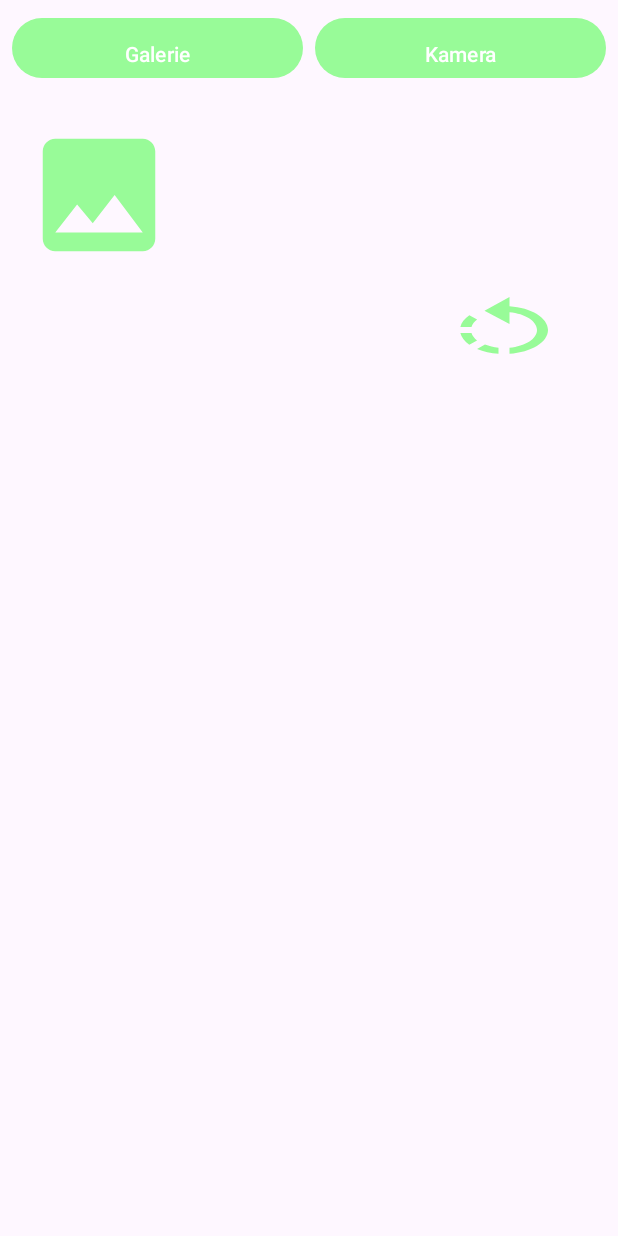
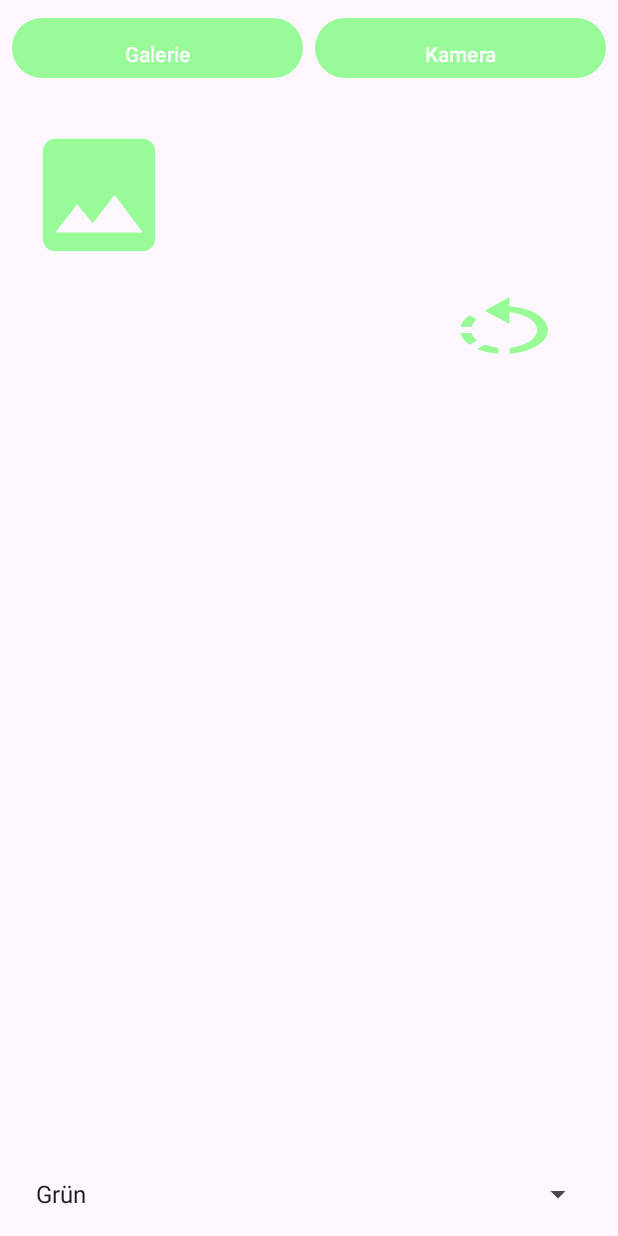
Before and after one commit to F3licious/openXcam, an Android app: the screen it shows after launch (MainActivity), after a tap on "Galerie", on a phone screen of 412 x 824 dp. Run offline under Robolectric (Android 15) with nearby library versions, the phone set to English and light mode, and no system bars.

Commit message:
-black/whitefilter -dropdown colour options

```diff
--- a/app/src/main/java/com/example/openxcam/GalleryFragment.kt
+++ b/app/src/main/java/com/example/openxcam/GalleryFragment.kt
@@ -3,13 +3,19 @@ import android.app.Activity
 import android.content.Intent
 import android.graphics.Bitmap
 import android.graphics.BitmapFactory
+import android.graphics.ColorMatrix
+import android.graphics.ColorMatrixColorFilter
 import android.net.Uri
 import android.os.Bundle
 import android.provider.MediaStore
 import android.view.LayoutInflater
 import android.view.View
 import android.view.ViewGroup
+import android.widget.AdapterView
+import android.widget.ArrayAdapter
 import android.widget.Button
+import android.widget.ImageView
+import android.widget.Spinner
 import androidx.fragment.app.Fragment
 import com.example.openxcam.databinding.FragmentGalleryBinding
 
@@ -37,7 +43,61 @@ class GalleryFragment : Fragment() {
         binding.rotateButton.setOnClickListener {
             rotateImage()
         }
+
+        // Konfigurieren Sie den Spinner
+        ArrayAdapter.createFromResource(
+            requireContext(),
+            R.array.filter_options,
+            android.R.layout.simple_spinner_item
+        ).also { adapter ->
+            adapter.setDropDownViewResource(android.R.layout.simple_spinner_dropdown_item)
+            binding.spinnerFilter.adapter = adapter
+        }
+
+        binding.spinnerFilter.onItemSelectedListener = object : AdapterView.OnItemSelectedListener {
+            override fun onItemSelected(parent: AdapterView<*>, view: View?, position: Int, id: Long) {
+                    when (position) {
+                    0 -> applyOriginalFilter()
+                    1 -> applyBlackWhiteFilter()
+                    2 -> applyGreenFilter()
+                    3 -> applyRedFilter()
+                    4 -> applyBrownFilter()
+                    5 -> applyBlueFilter()
+                }
+            }
+
+            override fun onNothingSelected(parent: AdapterView<*>) {}
+        }
     }
+
+    private fun applyOriginalFilter() {
+        // Implementieren Sie die Logik, um den Originalfilter anzuwenden
+    }
+
+    private fun applyBlackWhiteFilter() {
+        val imageView = binding.imageView // Zugriff auf die ImageView
+        val colorMatrix = ColorMatrix()
+        colorMatrix.setSaturation(0f) // Setzt die Sättigung auf 0 für Schwarz-Weiß
+        val filter = ColorMatrixColorFilter(colorMatrix)
+        imageView.colorFilter = filter
+    }
+
+    private fun applyGreenFilter() {
+        // Implementieren Sie die Logik, um den Grünfilter anzuwenden
+    }
+
+    private fun applyRedFilter() {
+        // Implementieren Sie die Logik, um den Schwarz/Weiß-Filter anzuwenden
+    }
+
+    private fun applyBrownFilter() {
+        // Implementieren Sie die Logik, um den Schwarz/Weiß-Filter anzuwenden
+    }
+
+    private fun applyBlueFilter() {
+        // Implementieren Sie die Logik, um den Schwarz/Weiß-Filter anzuwenden
+    }
+
 
     private fun openGallery() {
         val galleryIntent = Intent(Intent.ACTION_PICK, MediaStore.Images.Media.EXTERNAL_CONTENT_URI)
--- a/app/src/main/res/layout/fragment_gallery.xml
+++ b/app/src/main/res/layout/fragment_gallery.xml
@@ -27,10 +27,15 @@
 
     <ImageView
         android:id="@+id/imageView"
-        android:layout_width="wrap_content"
+        android:layout_width="match_parent"
+        android:layout_height="0dp"
+        android:layout_weight="1"
+        android:scaleType="centerCrop" />
+
+    <Spinner
+        android:id="@+id/spinnerFilter"
+        android:layout_width="match_parent"
         android:layout_height="wrap_content"
-        android:adjustViewBounds="true"
-        android:scaleType="fitXY"
-        />
+        android:layout_marginTop="8dp" />
 
 </LinearLayout>
--- a/app/src/main/res/values/strings.xml
+++ b/app/src/main/res/values/strings.xml
@@ -3,6 +3,12 @@
     <string name="take_photo"></string>
     <string name="start_capture">record</string>
     <string name="stop_capture">stop</string>
-    <!-- TODO: Remove or change this placeholder text -->
-    <string name="hello_blank_fragment">Hello blank fragment</string>
+
+    <string-array name="filter_options">
+        <item>Grün</item>
+        <item>Schwarz/Weiß</item>
+        <item>Rot</item>
+        <item>Blau</item>
+        <item>Braun</item>
+    </string-array>
 </resources>
```
